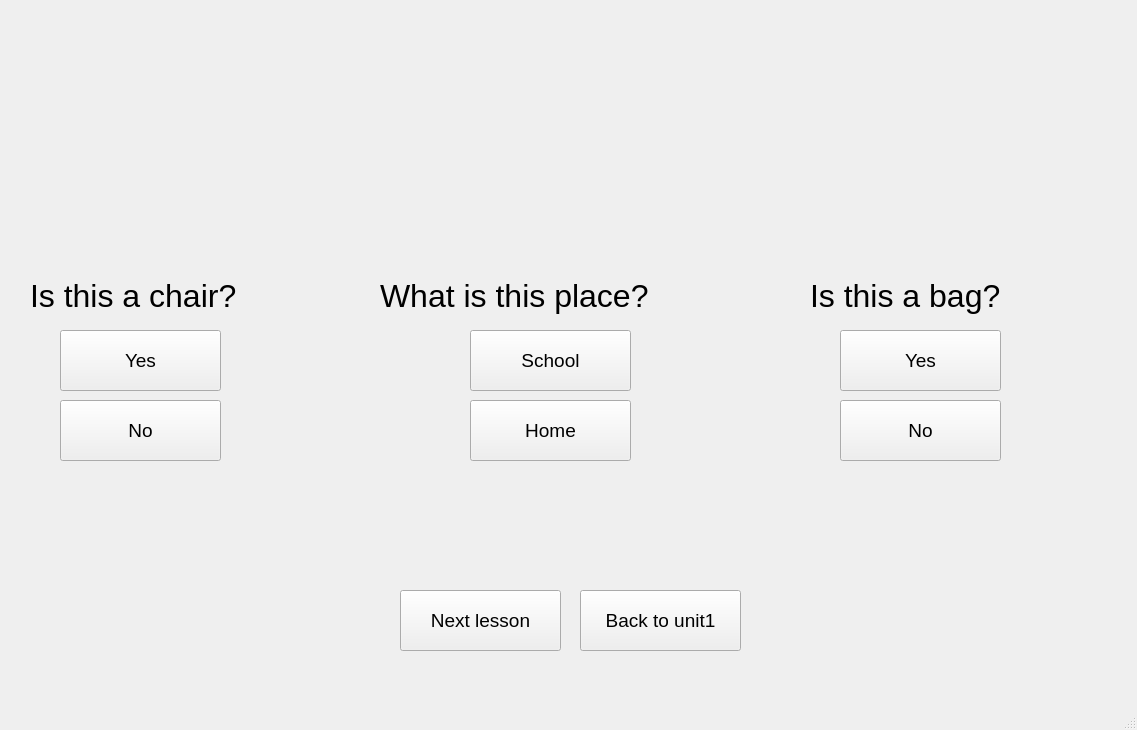
Old version of the form SPCK/Gui/school4.ui in the repository trongphuc1/TL-C4K-PTI01-.
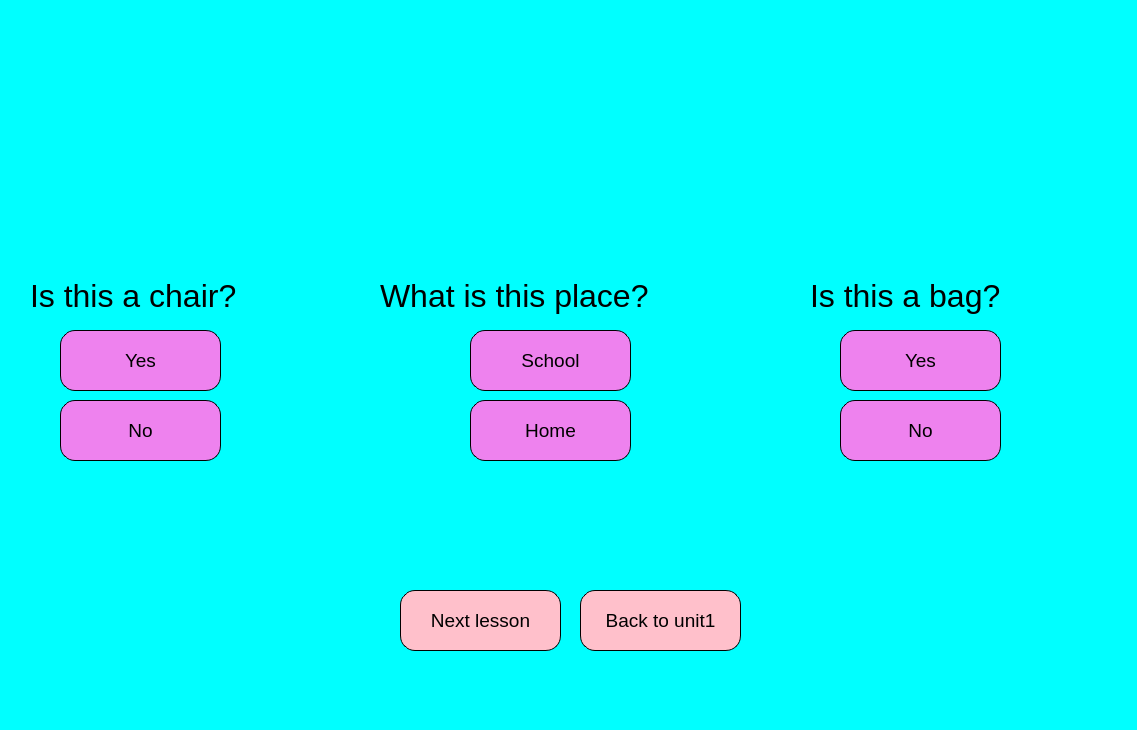
New version of the form. Icons and pictures are not drawn.

Patch:
```diff
--- a/SPCK/Gui/school4.ui
+++ b/SPCK/Gui/school4.ui
@@ -13,6 +13,10 @@
   <property name="windowTitle">
    <string>MainWindow</string>
   </property>
+  <property name="styleSheet">
+   <string notr="true">
+    background-color: rgb(0, 255, 255);</string>
+  </property>
   <widget class="QWidget" name="centralwidget">
    <widget class="QLabel" name="label_2">
     <property name="geometry">
@@ -158,6 +162,12 @@
       <pointsize>14</pointsize>
      </font>
     </property>
+    <property name="styleSheet">
+     <string notr="true">    border-radius: 15px;
+    border: 1px solid black;
+    padding: 5px;
+    background-color: pink;</string>
+    </property>
     <property name="text">
      <string>Next lesson</string>
     </property>
@@ -176,6 +186,12 @@
       <pointsize>14</pointsize>
      </font>
     </property>
+    <property name="styleSheet">
+     <string notr="true">    border-radius: 15px;
+    border: 1px solid black;
+    padding: 5px;
+    background-color: pink;</string>
+    </property>
     <property name="text">
      <string>Back to unit1</string>
     </property>
@@ -194,6 +210,12 @@
       <pointsize>14</pointsize>
      </font>
     </property>
+    <property name="styleSheet">
+     <string notr="true">    border-radius: 15px;
+    border: 1px solid black;
+    padding: 5px;
+    background-color: violet;</string>
+    </property>
     <property name="text">
      <string>Yes</string>
     </property>
@@ -212,6 +234,12 @@
       <pointsize>14</pointsize>
      </font>
     </property>
+    <property name="styleSheet">
+     <string notr="true">    border-radius: 15px;
+    border: 1px solid black;
+    padding: 5px;
+    background-color: violet;</string>
+    </property>
     <property name="text">
      <string>Home</string>
     </property>
@@ -230,6 +258,12 @@
       <pointsize>14</pointsize>
      </font>
     </property>
+    <property name="styleSheet">
+     <string notr="true">    border-radius: 15px;
+    border: 1px solid black;
+    padding: 5px;
+    background-color: violet;</string>
+    </property>
     <property name="text">
      <string>No</string>
     </property>
@@ -248,6 +282,12 @@
       <pointsize>14</pointsize>
      </font>
     </property>
+    <property name="styleSheet">
+     <string notr="true">    border-radius: 15px;
+    border: 1px solid black;
+    padding: 5px;
+    background-color: violet;</string>
+    </property>
     <property name="text">
      <string>No</string>
     </property>
@@ -266,6 +306,12 @@
       <pointsize>14</pointsize>
      </font>
     </property>
+    <property name="styleSheet">
+     <string notr="true">    border-radius: 15px;
+    border: 1px solid black;
+    padding: 5px;
+    background-color: violet;</string>
+    </property>
     <property name="text">
      <string>School</string>
     </property>
@@ -284,6 +330,12 @@
       <pointsize>14</pointsize>
      </font>
     </property>
+    <property name="styleSheet">
+     <string notr="true">    border-radius: 15px;
+    border: 1px solid black;
+    padding: 5px;
+    background-color: violet;</string>
+    </property>
     <property name="text">
      <string>Yes</string>
     </property>
```
